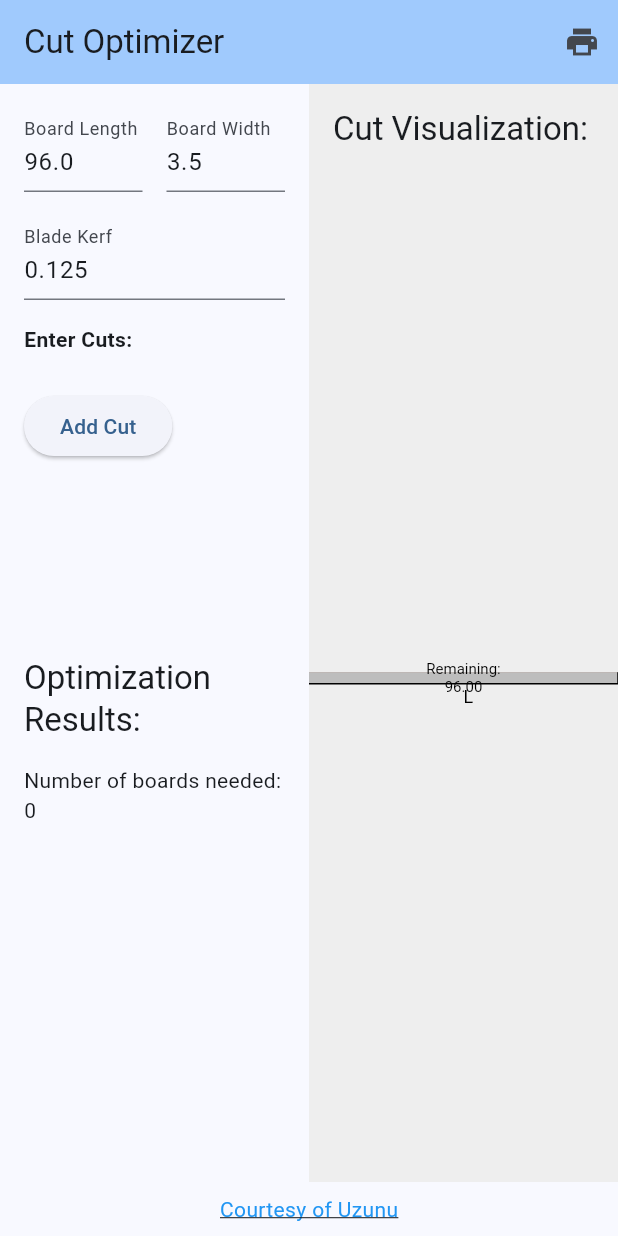
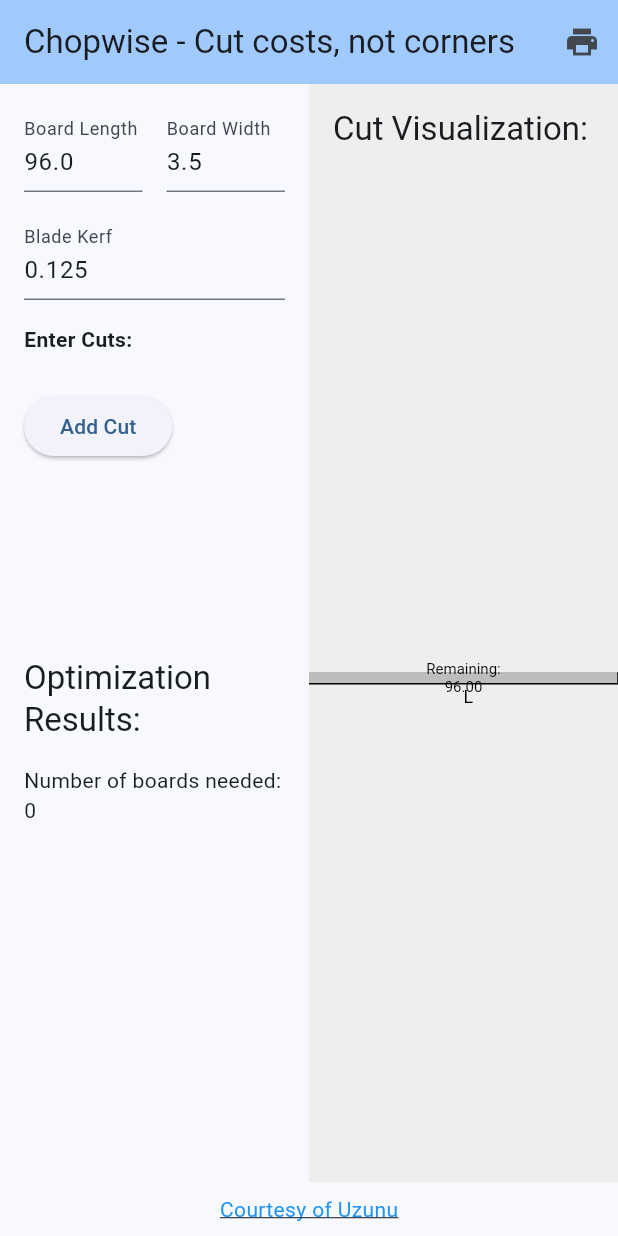
Before and after one commit to onorbumbum/chopwise.app, a Flutter app: the screen it shows after launch, on a phone screen of 412 x 824 dp. Run offline on Flutter 3.47's test engine with Material 3 defaults, Android fonts, the phone set to English and light mode, and no system bars; missing offline and left inert: dart:html.

Commit message:
first publish

```diff
--- a/lib/main.dart
+++ b/lib/main.dart
@@ -89,7 +89,7 @@
   Widget build(BuildContext context) {
     return Scaffold(
       appBar: AppBar(
-        title: const Text('Cut Optimizer'),
+        title: const Text('Chopwise - Cut costs, not corners'),
         backgroundColor: Theme.of(context).colorScheme.inversePrimary,
         actions: [
           IconButton(
--- a/lib/print_page.dart
+++ b/lib/print_page.dart
@@ -27,7 +27,7 @@
       <!DOCTYPE html>
       <html>
       <head>
-        <title>Cut Optimizer - Cut List</title>
+        <title>Chopwise - Cut costs, not corners</title>
         <style>
           body { font-family: Arial, sans-serif; }
           .board-container { position: relative; margin-bottom: 20px; }
@@ -39,7 +39,7 @@
         </style>
       </head>
       <body>
-        <h1>Cut Optimizer - Cut List</h1>
+        <h1>Chopwise - Cut costs, not corners</h1>
         <p>Board Dimensions: $boardLength x $boardWidth</p>
         <p>Kerf: $kerfValue</p>
         ${_generateBoardsHtml()}
```
